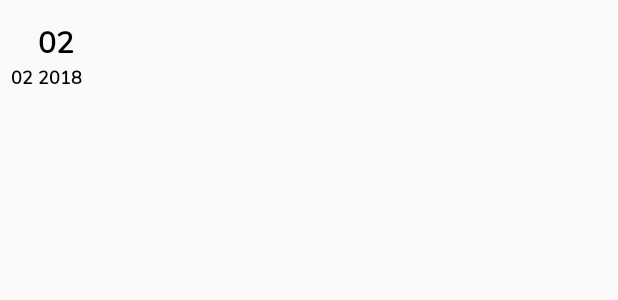
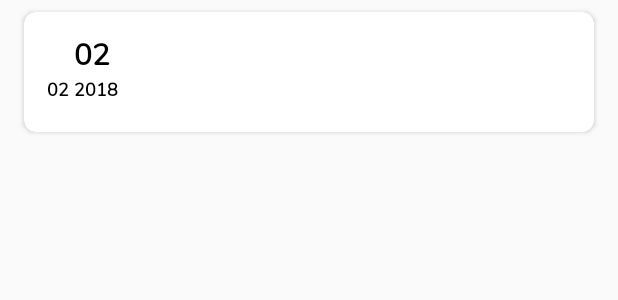
Before and after one commit to itailouis/stock_app, an Android app: the layout list_item_order.xml on its own in the app's theme, with its tools: preview values and no code run, on a phone screen of 412 x 824 dp. Shown: the top 300 px of the screen. Run offline under Robolectric (Android 15) with nearby library versions, the phone set to English and light mode, and no system bars.

Commit message:
final comit

```diff
--- a/app/src/main/res/layout/list_item_order.xml
+++ b/app/src/main/res/layout/list_item_order.xml
@@ -1,30 +1,39 @@
 <?xml version="1.0" encoding="utf-8"?>
-
-<RelativeLayout xmlns:android="http://schemas.android.com/apk/res/android"
+<android.support.v7.widget.CardView xmlns:android="http://schemas.android.com/apk/res/android"
+    xmlns:app="http://schemas.android.com/apk/res-auto"
     android:layout_width="match_parent"
     android:layout_height="wrap_content"
-    android:orientation="horizontal"
-    android:paddingBottom="8dp"
-    android:paddingTop="8dp">
+    android:layout_marginBottom="8dp"
+    android:layout_marginLeft="16dp"
+    android:layout_marginRight="16dp"
+    android:layout_marginTop="8dp"
+    app:cardCornerRadius="8dp"
+    app:contentPadding="8dp">
+
+    <RelativeLayout
+        android:layout_width="match_parent"
+        android:layout_height="wrap_content"
+        android:orientation="horizontal">
+
         <LinearLayout
+            android:id="@+id/date_container"
             android:layout_width="64dp"
             android:layout_height="64dp"
             android:layout_marginRight="12dp"
-    android:padding="5dp"
             android:orientation="vertical"
-    android:id="@+id/date_container"
-    >
+            android:padding="5dp">
+
             <TextView
-        android:gravity="center"
-        android:textStyle="bold"
-        android:text="02"
-
-        android:textSize="20sp"
-        android:textColor="#000"
                 android:id="@+id/date_day"
                 android:layout_width="64dp"
                 android:layout_height="wrap_content"
+
                 android:layout_marginRight="12dp"
+                android:gravity="center"
+                android:text="02"
+                android:textColor="#000"
+                android:textSize="20sp"
+                android:textStyle="bold"
 
                 />
 
@@ -34,22 +43,17 @@
                 android:layout_height="wrap_content"
                 android:layout_gravity="center_horizontal"
                 android:layout_marginRight="1dp"
+                android:gravity="center"
                 android:text="02 2018"
-        android:gravity="center"
                 android:textColor="#000"
                 android:textSize="12sp"
-        android:textStyle="bold"
-
-        />
-
+                android:textStyle="bold" />
         </LinearLayout>
 
 
         <LinearLayout
-        android:layout_width="317dp"
+            android:layout_width="match_parent"
             android:layout_height="wrap_content"
-        android:layout_marginLeft="0dp"
-        android:layout_marginTop="0dp"
             android:layout_toRightOf="@id/date_container"
             android:orientation="vertical">
 
@@ -61,8 +65,7 @@
                 android:maxLines="1"
                 android:paddingBottom="2dp"
                 android:singleLine="true"
-            android:textAppearance="?android:attr/textAppearanceMedium"
-            android:textColor="@color/colorPrimary" />
+                style="@style/AppTheme.Headline" />
 
             <TextView
                 android:id="@+id/product_quantity"
@@ -73,3 +76,4 @@
         </LinearLayout>
 
     </RelativeLayout>
+</android.support.v7.widget.CardView>
--- a/app/src/main/res/values-v16/styles.xml
+++ b/app/src/main/res/values-v16/styles.xml
@@ -7,10 +7,12 @@
 
     <style name="AppTheme.Headline" parent="TextAppearance.AppCompat.Headline">
         <item name="android:fontFamily">@font/nunito_regular</item>
+        <item name="android:textColor">@color/colorText</item>
     </style>
 
     <style name="AppTheme.Count" parent="TextAppearance.AppCompat.Headline">
         <item name="android:fontFamily">@font/chakra_petch_semi</item>
+        <item name="fontFamily">@font/chakra_petch_semi</item>
         <item name="android:textSize">36sp</item>
     </style>
 
```
Lines whose indentation alone changed are shown as unchanged.
